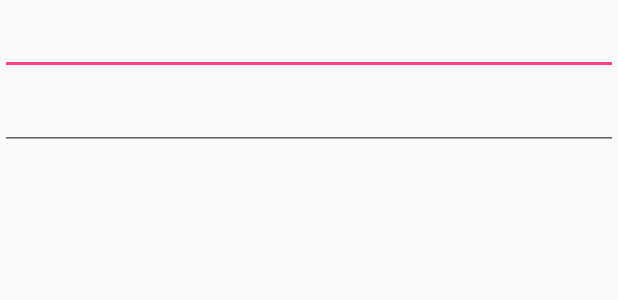
After one commit to mingzi12/UITest, an Android app: the layout activity_auto_complete_text.xml on its own in the app's theme, with its tools: preview values and no code run, on a phone screen of 412 x 824 dp. The commit adds this screen. Shown: the top 300 px of the screen. Run offline under Robolectric (Android 15) with nearby library versions, the phone set to English and light mode, and no system bars.

Commit message:
Test how to use AutoCompleteTextView

```diff
--- a/app/src/main/AndroidManifest.xml
+++ b/app/src/main/AndroidManifest.xml
@@ -41,6 +41,10 @@
         <activity
             android:name=".spinner.SpinnerActivity"
             android:label="@string/title_activity_spinner"
+            android:theme="@style/AppTheme.NoActionBar" />
+        <activity
+            android:name=".autocompletetext.AutoCompleteTextActivity"
+            android:label="@string/title_activity_auto_complete_text"
             android:theme="@style/AppTheme.NoActionBar"></activity>
     </application>
 
--- /dev/null
+++ b/app/src/main/res/layout/activity_auto_complete_text.xml
@@ -0,0 +1,22 @@
+<?xml version="1.0" encoding="utf-8"?>
+<LinearLayout
+    xmlns:android="http://schemas.android.com/apk/res/android"
+    xmlns:tools="http://schemas.android.com/tools"
+    android:layout_width="match_parent"
+    android:layout_height="match_parent"
+    android:orientation="vertical"
+    tools:context="com.mingzi.uitest.autocompletetext.AutoCompleteTextActivity">
+    <AutoCompleteTextView
+        android:id="@+id/mAutoCompleteText"
+        android:layout_width="match_parent"
+        android:layout_height="50dp"
+        android:dropDownHorizontalOffset="5dp"
+        android:completionThreshold="1"
+        />
+    <MultiAutoCompleteTextView
+        android:id="@+id/mMultiAutoText"
+        android:layout_width="match_parent"
+        android:layout_height="50dp"
+        android:completionHint="请输入要搜索的内容"
+        android:completionThreshold="1" />
+</LinearLayout>
--- a/app/src/main/res/layout/activity_spinner.xml
+++ b/app/src/main/res/layout/activity_spinner.xml
@@ -32,6 +32,7 @@
         android:textSize="18sp" />
 
     <Spinner
+        android:layout_marginTop="10dp"
         android:id="@+id/spin_two"
         android:layout_width="wrap_content"
         android:layout_height="64dp" />
--- a/app/src/main/res/values/strings.xml
+++ b/app/src/main/res/values/strings.xml
@@ -7,5 +7,6 @@
     <string name="title_activity_update_list_view">UpdateListViewActivity</string>
     <string name="title_activity_grid_view">GridViewActivity</string>
     <string name="title_activity_spinner">SpinnerActivity</string>
-    <string name="spin_title">璀璨砖石</string>
+    <string name="spin_title">璀璨钻石</string>
+    <string name="title_activity_auto_complete_text">AutoCompleteTextActivity</string>
 </resources>
```
Also changed, not shown: app/src/main/java/com/mingzi/uitest/MainActivity.java (+13 -0 lines), app/src/main/java/com/mingzi/uitest/autocompletetext/AutoCompleteTextActivity.java (added, +32 -0 lines), app/src/main/java/com/mingzi/uitest/spinner/SpinnerActivity.java (+5 -2 lines), app/src/main/res/layout/activity_main.xml (+9 -0 lines), app/src/main/res/layout/content_auto_complete_text.xml (added, +10 -0 lines).
